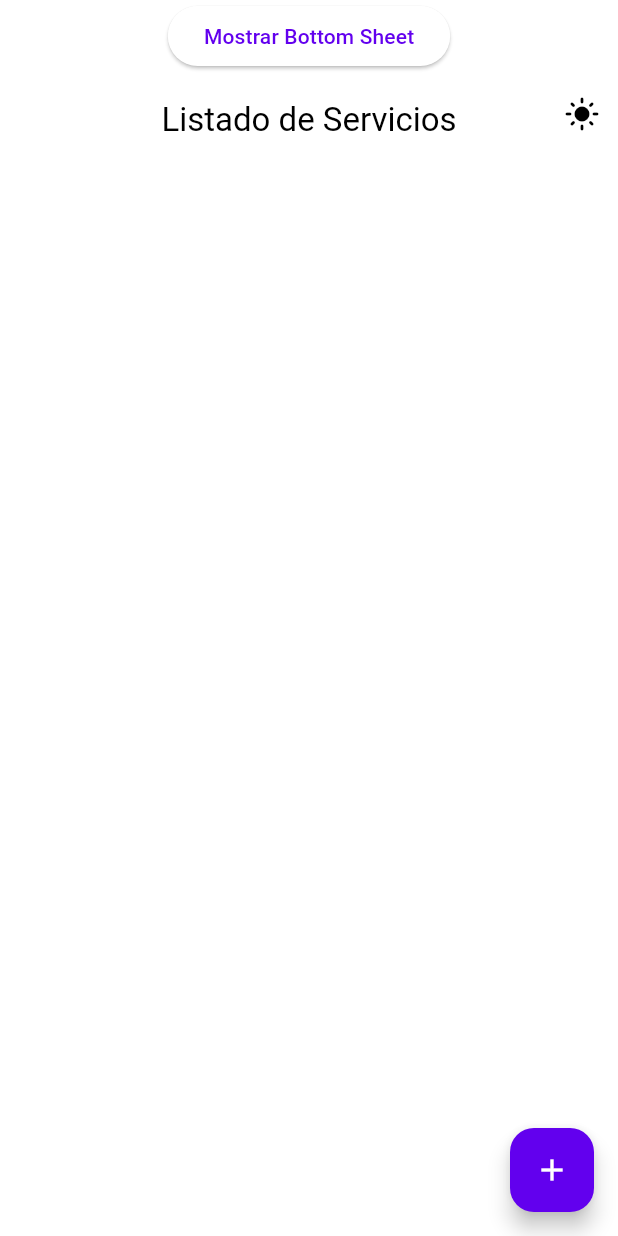
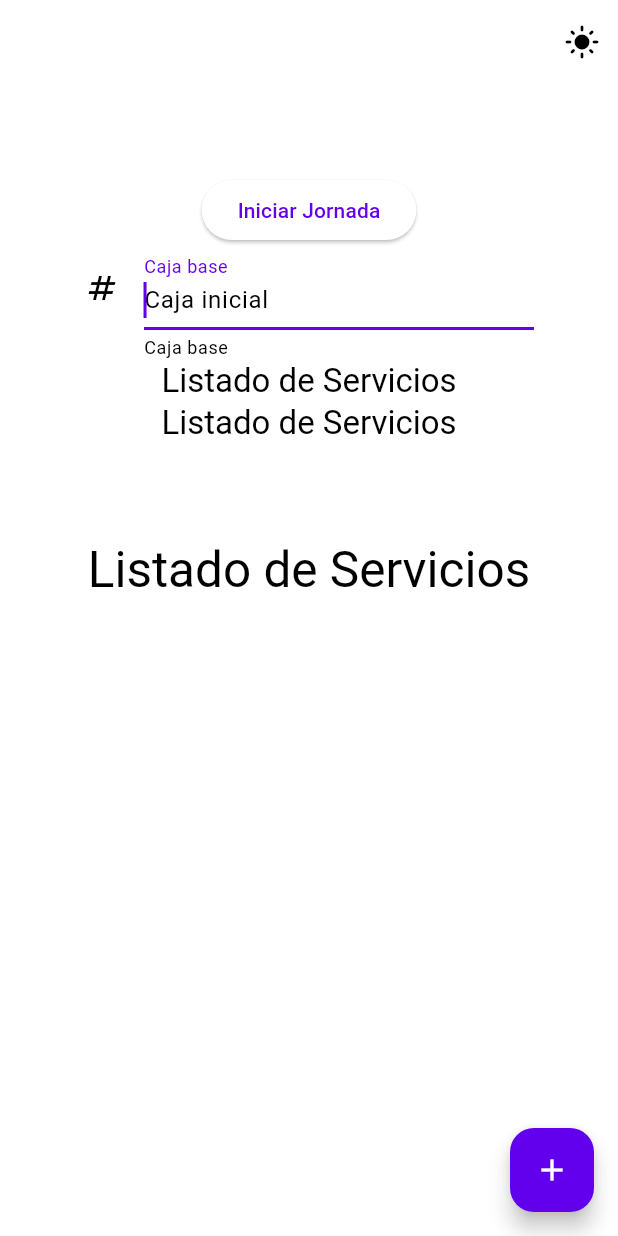
Before and after one commit to Pevalcar/AguazulLavApp, a Flutter app: the ListVehiculos screen opened by its route, on a phone screen of 412 x 824 dp. Run offline on Flutter 3.47's test engine with Material 3 defaults, Android fonts, the light colour scheme and no system bars; our stand-ins replace cached_network_image, cloud_firestore, firebase_auth, firebase_core, firebase_storage, flutter_hooks and 9 more; missing offline and left inert: sign_button; accounts and stored records are empty; generated files the repository leaves out were written again.

Commit message:
Agregando formulario y mostrar info de el dia

```diff
--- a/lib/features/services_list/presentation/screens/list_vehiculos.dart
+++ b/lib/features/services_list/presentation/screens/list_vehiculos.dart
@@ -1,12 +1,15 @@
 import 'package:aguazullavapp/lib.dart';
 import 'package:flutter/material.dart';
+import 'package:flutter_hooks/flutter_hooks.dart';
 import 'package:hooks_riverpod/hooks_riverpod.dart';
 import 'package:skeletonizer/skeletonizer.dart';
 
-class ListVehiculos extends ConsumerWidget {
+class ListVehiculos extends HookConsumerWidget {
   const ListVehiculos({super.key});
   @override
   Widget build(BuildContext context, WidgetRef ref) {
+    final _iniciatejornada = useState(true);
+    final _cajainicialController = useTextEditingController();
     return Scaffold(
       body: SafeArea(
         child: RefreshIndicator(
@@ -17,65 +20,68 @@ class ListVehiculos extends ConsumerWidget {
             physics: const BouncingScrollPhysics(),
             primary: true,
             slivers: [
-              SliverToBoxAdapter(
-                child: Center(
-                  child: ElevatedButton(
+              SliverAppBar(
+                pinned: true,
+                elevation: 10.0,
+                flexibleSpace: FlexibleSpaceBar(
+                  title: Text('Listado de Servicios',
+                      style: Theme.of(context).textTheme.titleLarge),
+                  background: Center(
+                    child: Column(
+                      mainAxisAlignment: MainAxisAlignment.center,
+                      children: [
+                        ElevatedButton(
                           onPressed: () {
-                      showModalBottomSheet(
-                          context: context,
-                          builder: (context) {
-                            return Column(
-                              mainAxisSize: MainAxisSize.min,
-                              children: <Widget>[
-                                ListTile(
-                                  leading: new Icon(Icons.photo),
-                                  title: new Text('Photo'),
-                                  onTap: () {
-                                    Navigator.pop(context);
+                            _iniciatejornada.value = !_iniciatejornada.value;
                           },
+                          child: Text(_iniciatejornada.value
+                              ? "Iniciar Jornada"
+                              : "Finalizar Jornada"),
                         ),
-                                ListTile(
-                                  leading: new Icon(Icons.music_note),
-                                  title: new Text('Music'),
-                                  onTap: () {
-                                    Navigator.pop(context);
+                        SizedBox(
+                          width: 300.0,
+                          child: TextFormField(
+                            readOnly: !_iniciatejornada.value,
+                            autofocus: true,
+                            autovalidateMode:  AutovalidateMode.onUserInteraction,
+                            controller: _cajainicialController,
+                            decoration: const InputDecoration(
+                              hintText: "Caja inicial",
+                              labelText: 'Caja base',
+                              icon: Icon(Icons.numbers),
+                              border: UnderlineInputBorder(),
+                              helperText: "Caja base",
+                            ),
+                            onChanged: (value) {},
+                            validator: (value) {
+                              if (value == null || value.isEmpty) {
+                                return "Agregar un valor";
+                              }
+                              return null;
                             },
+                            keyboardType: TextInputType.number,
+                            onFieldSubmitted: (value) {},
+                            textInputAction: TextInputAction.done,
+
                           ),
-                                ListTile(
-                                  leading: new Icon(Icons.videocam),
-                                  title: new Text('Video'),
-                                  onTap: () {
-                                    Navigator.pop(context);
-                                  },
                         ),
-                                ListTile(
-                                  leading: new Icon(Icons.share),
-                                  title: new Text('Share'),
-                                  onTap: () {
-                                    Navigator.pop(context);
-                                  },
+                        Text(
+                          'Listado de Servicios',
+                          style: Theme.of(context).textTheme.titleLarge,
+                        ),
+                        Text(
+                          'Listado de Servicios',
+                          style: Theme.of(context).textTheme.titleLarge,
                         ),
                       ],
-                            );
-                          });
-                    },
-                    child: Text('Mostrar Bottom Sheet'),
                     ),
-                ),
-              ),
-              SliverAppBar(
-                elevation: 10.0,
-                flexibleSpace: FlexibleSpaceBar(
-                  title: Text(
-                    'Listado de Servicios',
-                    style: Theme.of(context).textTheme.titleLarge,
                   ),
                   centerTitle: true,
                   collapseMode: CollapseMode.parallax,
                   titlePadding: const EdgeInsets.all(10.0),
                 ),
+                expandedHeight: MediaQuery.of(context).size.height * 0.5,
                 actions: const [DarkModeButton()],
-                pinned: true,
               ),
               const ListaVehiculos(),
             ],
```
Lines whose indentation alone changed are shown as unchanged.
